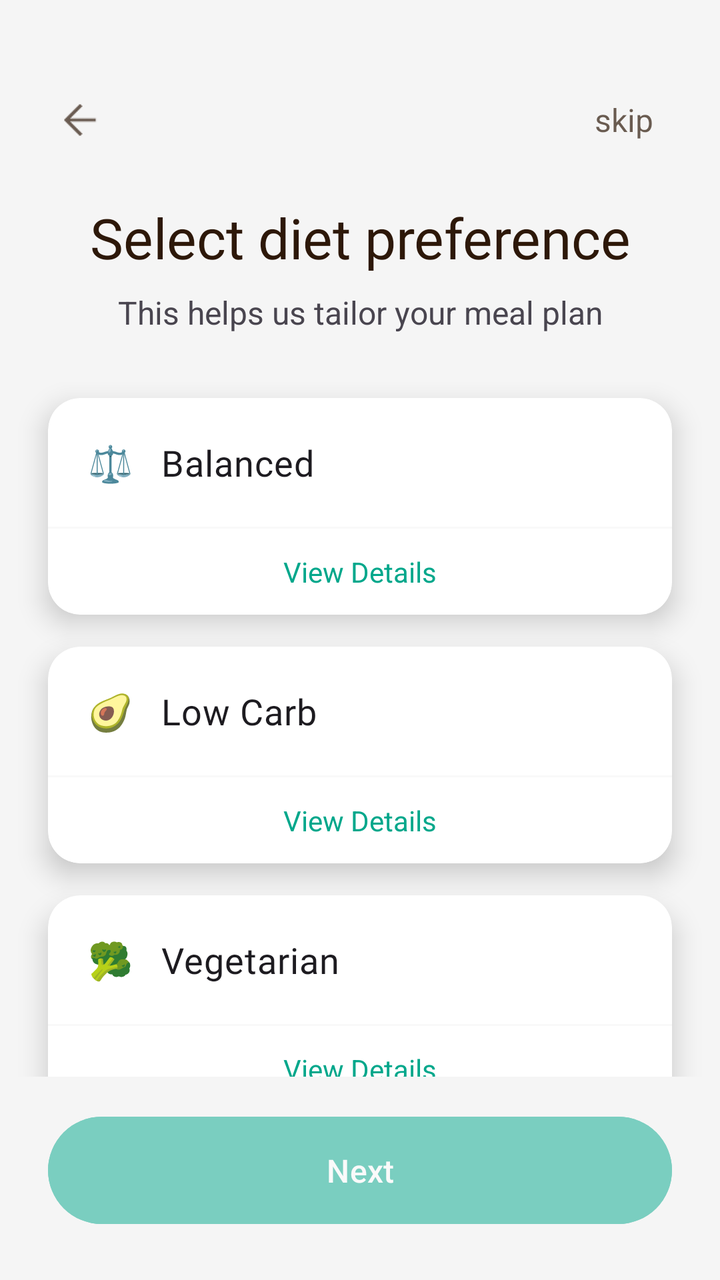
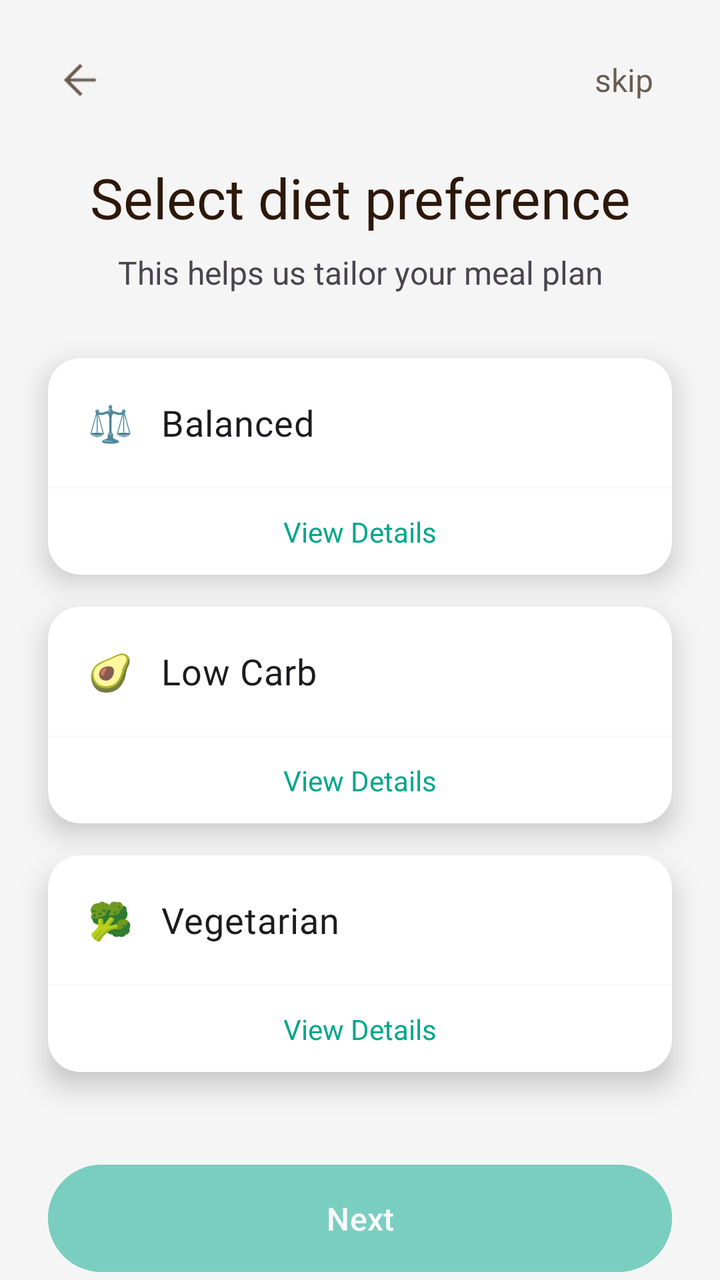

Two renders of the same Android screen: before a commit and after it. Below are the layout's source before the change and the commit's diff.
<!-- AndroidManifest.xml: application theme Theme.Nutriority -->
<!-- res/layout/fragment_fourth_screen.xml -->
<?xml version="1.0" encoding="utf-8"?>
<androidx.constraintlayout.widget.ConstraintLayout xmlns:android="http://schemas.android.com/apk/res/android"
    xmlns:app="http://schemas.android.com/apk/res-auto"
    xmlns:tools="http://schemas.android.com/tools"
    android:layout_width="match_parent"
    android:layout_height="match_parent"
    android:paddingTop="20dp"
    android:paddingBottom="24dp"
    android:background="@android:color/transparent"
    tools:context=".onboarding.screens.FourthScreen">

    <ImageView
        android:id="@+id/backButton"
        android:layout_width="32dp"
        android:layout_height="32dp"
        android:layout_marginStart="24dp"
        android:alpha="0.7"
        android:clickable="true"
        android:contentDescription="action_back"
        android:focusable="true"
        android:padding="4dp"
        android:src="@drawable/ic_arrow_back"
        app:layout_constraintBottom_toTopOf="@+id/titleTextView"
        app:layout_constraintStart_toStartOf="parent"
        app:layout_constraintTop_toTopOf="parent"
        app:tint="@color/dark_gray"
        tools:ignore="TouchTargetSizeCheck" />

    <TextView
        android:id="@+id/skipButton"
        android:layout_width="wrap_content"
        android:layout_height="32dp"
        android:layout_marginEnd="24dp"
        android:alpha="0.7"
        android:clickable="true"
        android:focusable="true"
        android:gravity="center"
        android:minWidth="48dp"
        android:paddingHorizontal="8dp"
        android:text="skip"
        android:textColor="@color/dark_gray"
        android:textSize="16sp"
        app:layout_constraintBottom_toBottomOf="@+id/backButton"
        app:layout_constraintEnd_toEndOf="parent"
        app:layout_constraintTop_toTopOf="@+id/backButton"
        tools:ignore="TouchTargetSizeCheck" />

    <TextView
        android:id="@+id/titleTextView"
        android:layout_width="0dp"
        android:layout_height="wrap_content"
        android:layout_marginHorizontal="24dp"
        android:layout_marginTop="80dp"
        android:fontFamily="@font/barlow_bold"
        android:gravity="center_horizontal"
        android:text="Select diet preference"
        android:textColor="@color/dark_gray"
        android:textSize="28sp"
        app:layout_constraintEnd_toEndOf="parent"
        app:layout_constraintStart_toStartOf="parent"
        app:layout_constraintTop_toTopOf="parent" />

    <TextView
        android:id="@+id/subtitleTextView"
        android:layout_width="0dp"
        android:layout_height="wrap_content"
        android:layout_marginTop="8dp"
        android:gravity="center_horizontal"
        android:text="This helps us tailor your meal plan"
        android:textSize="16sp"
        app:layout_constraintEnd_toEndOf="@id/titleTextView"
        app:layout_constraintStart_toStartOf="@id/titleTextView"
        app:layout_constraintTop_toBottomOf="@id/titleTextView" />

    <ScrollView
        android:layout_width="0dp"
        android:layout_height="0dp"
        android:layout_marginTop="24dp"
        android:layout_marginBottom="16dp"
        android:fillViewport="true"
        android:scrollbars="none"
        app:layout_constraintTop_toBottomOf="@id/subtitleTextView"
        app:layout_constraintBottom_toTopOf="@id/nextButton"
        app:layout_constraintStart_toStartOf="parent"
        app:layout_constraintEnd_toEndOf="parent">

        <RadioGroup
            android:id="@+id/dietPreferenceRadioGroup"
            android:layout_width="match_parent"
            android:layout_height="wrap_content"
            android:orientation="vertical">

            <com.google.android.material.card.MaterialCardView
                android:id="@+id/balancedCard"
                android:layout_width="match_parent"
                android:layout_height="wrap_content"
                android:layout_marginHorizontal="24dp"
                android:layout_marginVertical="8dp"
                android:checkable="true"
                android:clickable="true"
                android:focusable="true"
                app:cardBackgroundColor="@android:color/white"
                app:cardCornerRadius="16dp"
                app:cardElevation="8dp"
                app:strokeColor="@color/card_border_color"
                app:strokeWidth="2dp">

                <androidx.constraintlayout.widget.ConstraintLayout
                    android:layout_width="match_parent"
                    android:layout_height="wrap_content">

                    <RadioButton
                        android:id="@+id/radioBalanced"
                        android:layout_width="0dp"
                        android:layout_height="wrap_content"
                        android:background="@null"
                        android:button="@null"
                        android:clickable="false"
                        android:fontFamily="@font/barlow_semibold"
                        android:padding="20dp"
                        android:text="⚖️   Balanced"
                        android:textSize="18sp"
                        app:layout_constraintTop_toTopOf="parent"
                        app:layout_constraintStart_toStartOf="parent"
                        app:layout_constraintEnd_toEndOf="parent"/>

                    <View
                        android:id="@+id/divider1"
                        android:layout_width="0dp"
                        android:layout_height="1dp"
                        android:background="?android:attr/listDivider"
                        android:alpha="0.2"
                        app:layout_constraintTop_toBottomOf="@id/radioBalanced"
                        app:layout_constraintStart_toStartOf="parent"
                        app:layout_constraintEnd_toEndOf="parent"/>

                    <TextView
                        android:id="@+id/detailsBalanced"
                        android:layout_width="0dp"
                        android:layout_height="wrap_content"
                        android:text="View Details"
                        android:textSize="14sp"
                        android:textColor="@color/green"
                        android:gravity="center"
                        android:padding="12dp"
                        android:clickable="true"
                        android:focusable="true"
                        android:background="?attr/selectableItemBackground"
                        app:layout_constraintTop_toBottomOf="@id/divider1"
                        app:layout_constraintBottom_toBottomOf="parent"
                        app:layout_constraintStart_toStartOf="parent"
                        app:layout_constraintEnd_toEndOf="parent"/>

                </androidx.constraintlayout.widget.ConstraintLayout>

            </com.google.android.material.card.MaterialCardView>

            <com.google.android.material.card.MaterialCardView
                android:id="@+id/lowCarbCard"
                android:layout_width="match_parent"
                android:layout_height="wrap_content"
                android:layout_marginHorizontal="24dp"
                android:layout_marginVertical="8dp"
                android:checkable="true"
                android:clickable="true"
                android:focusable="true"
                app:cardBackgroundColor="@android:color/white"
                app:cardCornerRadius="16dp"
                app:cardElevation="8dp"
                app:strokeColor="@color/card_border_color"
                app:strokeWidth="2dp">

                <androidx.constraintlayout.widget.ConstraintLayout
                    android:layout_width="match_parent"
                    android:layout_height="wrap_content">

                    <RadioButton
                        android:id="@+id/radioLowCarb"
                        android:layout_width="0dp"
                        android:layout_height="wrap_content"
                        android:background="@null"
                        android:button="@null"
                        android:clickable="false"
                        android:fontFamily="@font/barlow_semibold"
                        android:padding="20dp"
                        android:text="🥑   Low Carb"
                        android:textSize="18sp"
                        app:layout_constraintTop_toTopOf="parent"
                        app:layout_constraintStart_toStartOf="parent"
                        app:layout_constraintEnd_toEndOf="parent"/>

                    <View
                        android:id="@+id/divider2"
                        android:layout_width="0dp"
                        android:layout_height="1dp"
                        android:background="?android:attr/listDivider"
                        android:alpha="0.2"
                        app:layout_constraintTop_toBottomOf="@id/radioLowCarb"
                        app:layout_constraintStart_toStartOf="parent"
                        app:layout_constraintEnd_toEndOf="parent"/>

                    <TextView
                        android:id="@+id/detailsLowCarb"
                        android:layout_width="0dp"
                        android:layout_height="wrap_content"
                        android:text="View Details"
                        android:textSize="14sp"
                        android:textColor="@color/green"
                        android:gravity="center"
                        android:padding="12dp"
                        android:clickable="true"
                        android:focusable="true"
                        android:background="?attr/selectableItemBackground"
                        app:layout_constraintTop_toBottomOf="@id/divider2"
                        app:layout_constraintBottom_toBottomOf="parent"
                        app:layout_constraintStart_toStartOf="parent"
                        app:layout_constraintEnd_toEndOf="parent"/>

                </androidx.constraintlayout.widget.ConstraintLayout>

            </com.google.android.material.card.MaterialCardView>

            <com.google.android.material.card.MaterialCardView
                android:id="@+id/vegetarianCard"
                android:layout_width="match_parent"
                android:layout_height="wrap_content"
                android:layout_marginHorizontal="24dp"
                android:layout_marginVertical="8dp"
                android:checkable="true"
                android:clickable="true"
                android:focusable="true"
                app:cardBackgroundColor="@android:color/white"
                app:cardCornerRadius="16dp"
                app:cardElevation="8dp"
                app:strokeColor="@color/card_border_color"
                app:strokeWidth="2dp">

                <androidx.constraintlayout.widget.ConstraintLayout
                    android:layout_width="match_parent"
                    android:layout_height="wrap_content">

                    <RadioButton
                        android:id="@+id/radioVegetarian"
                        android:layout_width="0dp"
                        android:layout_height="wrap_content"
                        android:background="@null"
                        android:button="@null"
                        android:clickable="false"
                        android:fontFamily="@font/barlow_semibold"
                        android:padding="20dp"
                        android:text="🥦   Vegetarian"
                        android:textSize="18sp"
                        app:layout_constraintTop_toTopOf="parent"
                        app:layout_constraintStart_toStartOf="parent"
                        app:layout_constraintEnd_toEndOf="parent"/>

                    <View
                        android:id="@+id/divider3"
                        android:layout_width="0dp"
                        android:layout_height="1dp"
                        android:background="?android:attr/listDivider"
                        android:alpha="0.2"
                        app:layout_constraintTop_toBottomOf="@id/radioVegetarian"
                        app:layout_constraintStart_toStartOf="parent"
                        app:layout_constraintEnd_toEndOf="parent"/>

                    <TextView
                        android:id="@+id/detailsVegetarian"
                        android:layout_width="0dp"
                        android:layout_height="wrap_content"
                        android:text="View Details"
                        android:textSize="14sp"
                        android:textColor="@color/green"
                        android:gravity="center"
                        android:padding="12dp"
                        android:clickable="true"
                        android:focusable="true"
                        android:background="?attr/selectableItemBackground"
                        app:layout_constraintTop_toBottomOf="@id/divider3"
                        app:layout_constraintBottom_toBottomOf="parent"
                        app:layout_constraintStart_toStartOf="parent"
                        app:layout_constraintEnd_toEndOf="parent"/>

                </androidx.constraintlayout.widget.ConstraintLayout>

            </com.google.android.material.card.MaterialCardView>

        </RadioGroup>
    </ScrollView>

    <Button
        android:id="@+id/nextButton"
        style="@style/Widget.Material3.Button"
        android:layout_width="0dp"
        android:layout_height="wrap_content"
        android:layout_marginHorizontal="24dp"
        android:alpha="0.5"
        android:backgroundTint="@color/green"
        android:enabled="false"
        android:paddingVertical="16dp"
        android:text="@string/action_next"
        android:textColor="@color/white"
        android:textSize="16sp"
        app:layout_constraintBottom_toBottomOf="parent"
        app:layout_constraintEnd_toEndOf="parent"
        app:layout_constraintStart_toStartOf="parent" />

</androidx.constraintlayout.widget.ConstraintLayout>
<!-- resources referenced by this layout -->
<resources>
  <color name="dark_gray">#2d1809</color>
  <color name="green">#00A78B</color>
  <color name="white">#FFFFFFFF</color>
  <!-- drawable ic_arrow_back: png bitmap (drawable, 588 bytes) -->
  <string name="action_next">Next</string>
  <style name="Theme.Nutriority" parent="Base.Theme.Nutriority" />
  <style name="Base.Theme.Nutriority" parent="Theme.Material3.Light.NoActionBar">
          <item name="android:windowBackground">#F5F5F5</item>
          <item name="android:windowDrawsSystemBarBackgrounds">true</item>
          <item name="android:statusBarColor">@android:color/transparent</item>
          <item name="android:windowLightStatusBar">true</item>
          <item name="android:navigationBarColor">@android:color/transparent</item>
          <item name="android:windowLightNavigationBar">true</item>
          <item name="android:enforceNavigationBarContrast">false</item>
          <item name="android:windowDrawsSystemBarBackgrounds">true</item>
      </style>
</resources>

<!-- the commit's change to res/layout/fragment_fourth_screen.xml (unified diff, before → after) -->
@@ -4,8 +4,6 @@
     xmlns:tools="http://schemas.android.com/tools"
     android:layout_width="match_parent"
     android:layout_height="match_parent"
-    android:paddingTop="20dp"
-    android:paddingBottom="24dp"
     android:background="@android:color/transparent"
     tools:context=".onboarding.screens.FourthScreen">
 
